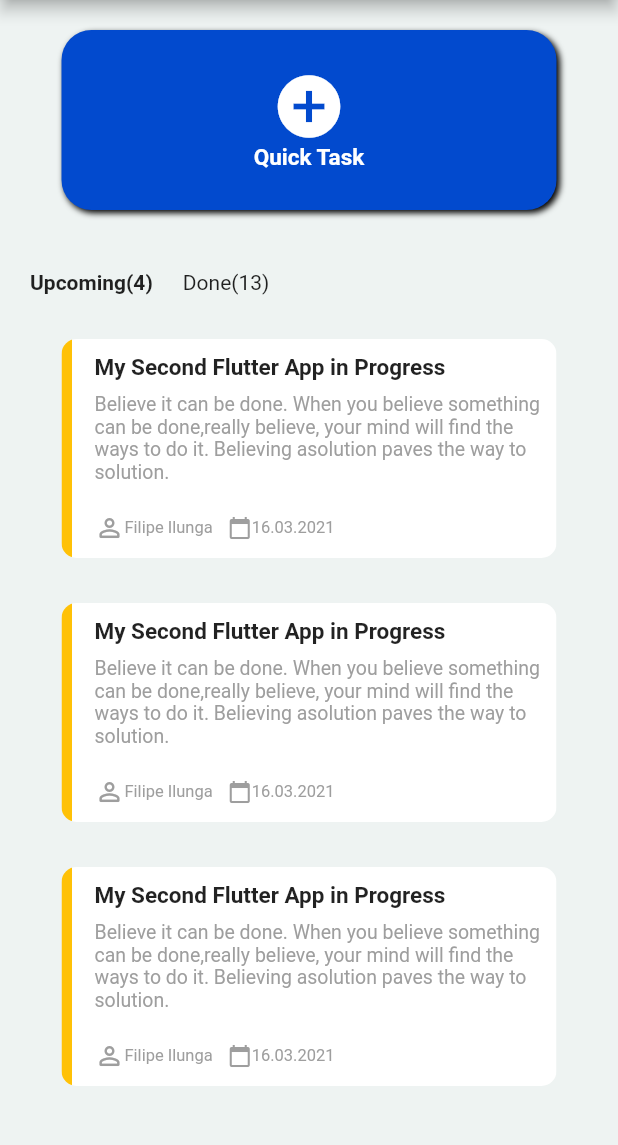
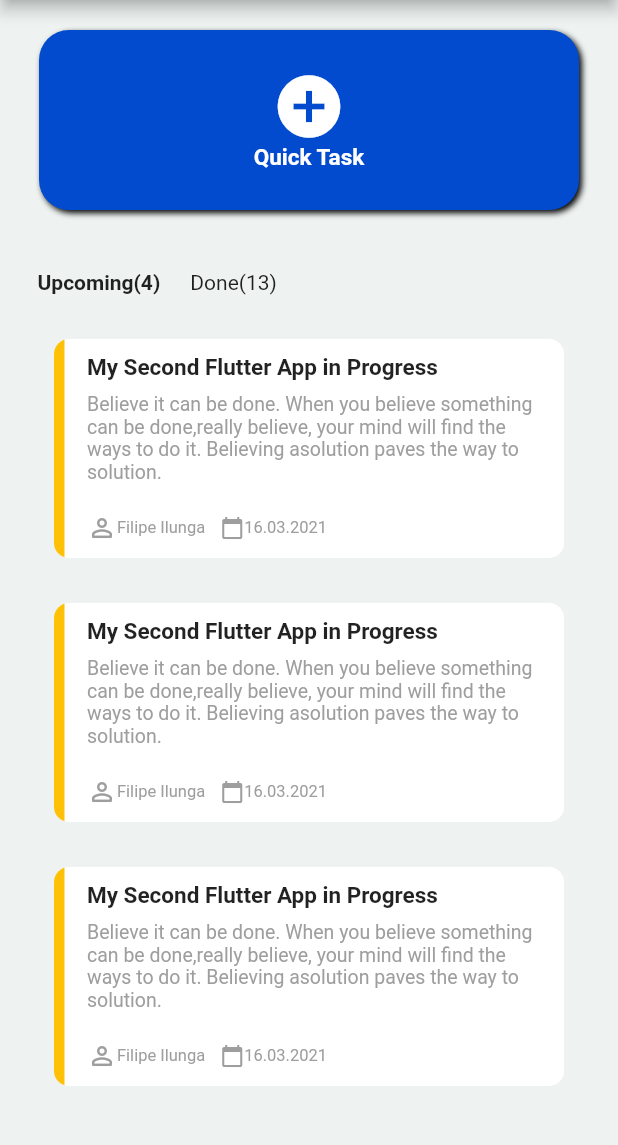
Before and after one commit to Rafarache/TaskManagerApp, a Flutter app: the screen it shows after launch, on a phone screen of 412 x 824 dp, the part 84-1229 px from its top. Run offline on Flutter 3.47's test engine with Material 2 defaults, Android fonts, the phone set to English and light mode, and no system bars; our stand-ins replace sqflite; accounts and stored records are empty.

Commit message:
Ajuste no layout

```diff
--- a/lib/View/Home/HomePage.dart
+++ b/lib/View/Home/HomePage.dart
@@ -44,10 +44,12 @@ class _HomeState extends State<Home> {
             SizedBox(height: 40),
             Row(
               children: [
-                SizedBox(width: 20),
-                Text(
-                  'Upcoming(4)',
-                  style: TextStyle(fontWeight: FontWeight.w600),
+                Padding(
+                  padding: const EdgeInsets.only(left: 25.0),
+                  child: Text(
+                    'Upcoming(4)',
+                    style: TextStyle(fontWeight: FontWeight.w600),
+                  ),
                 ),
                 SizedBox(width: 20),
                 Text('Done(13)')
--- a/lib/View/Home/Widgets/card.dart
+++ b/lib/View/Home/Widgets/card.dart
@@ -18,8 +18,9 @@ class CardTask extends StatelessWidget {
           top: 10,
           left: 15,
           bottom: 10,
+          right: 12,
         ),
-        width: 330.0,
+        width: 340.0,
         decoration: BoxDecoration(
           color: Colors.white,
           border: Border(
--- a/lib/View/Home/Widgets/quickTask.dart
+++ b/lib/View/Home/Widgets/quickTask.dart
@@ -5,9 +5,9 @@ class QuickTask extends StatelessWidget {
   @override
   Widget build(BuildContext context) {
     return Container(
-      margin: EdgeInsets.only(top: 20, left: 15, right: 15),
+      margin: EdgeInsets.only(top: 20),
       height: 120,
-      width: 330,
+      width: 360,
       decoration: BoxDecoration(
           color: Theme.of(context).primaryColor,
           borderRadius: BorderRadius.circular(20),
```
